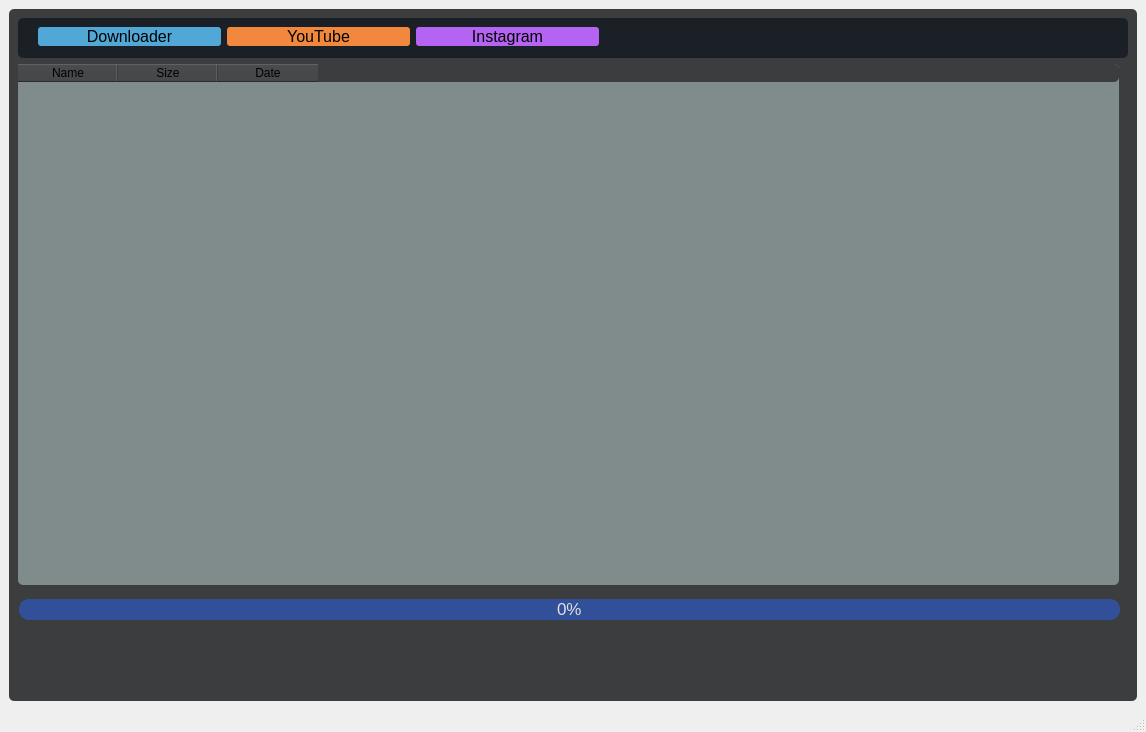
This is ui/YouTube_dl.ui in mahdi9925/YouTube-downloader as Qt 5 draws it before an edit. The edited form follows.
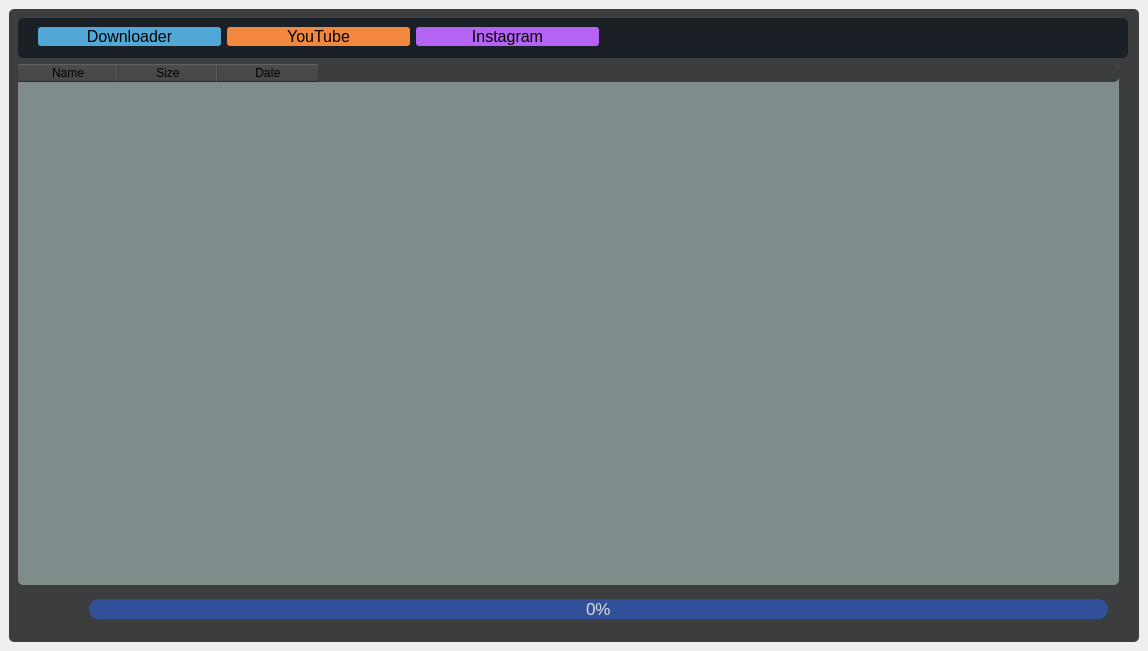
This is the edited form. Icons and pictures are not drawn.

Commit message: change stylesheet QComboBox and change window size and so on

Patch:
```diff
--- a/ui/YouTube_dl.ui
+++ b/ui/YouTube_dl.ui
@@ -6,13 +6,18 @@
    <rect>
     <x>0</x>
     <y>0</y>
-    <width>1146</width>
-    <height>732</height>
+    <width>1148</width>
+    <height>651</height>
    </rect>
   </property>
   <property name="windowTitle">
    <string>YouTube Downloader</string>
   </property>
+  <property name="styleSheet">
+   <string notr="true">QMainWindow{
+	border-radius: 20px;
+}</string>
+  </property>
   <widget class="QWidget" name="centralwidget">
    <layout class="QVBoxLayout" name="verticalLayout_2">
     <item>
@@ -169,47 +174,19 @@
         </property>
        </column>
       </widget>
-      <widget class="QProgressBar" name="prog_bar">
-       <property name="geometry">
-        <rect>
-         <x>10</x>
-         <y>590</y>
-         <width>1101</width>
-         <height>21</height>
-        </rect>
-       </property>
-       <property name="styleSheet">
-        <string notr="true">QProgressBar {
-	color :#e1e1e1;
-	font-size : 17px;
-	border-style : none;
-	border-radius: 10px;
-	background-color : #325099;
-	text-align: center;
-}
-
-QProgressBar::chunk {
-	border-radius : 10px;
-	background-color: qlineargradient(spread:pad, x1:0.193, y1:0.346591, x2:0.79, y2:0.71, stop:0 rgba(77, 83, 		198, 255), stop:1 rgba(23, 197, 23, 255));
-}</string>
-       </property>
-       <property name="value">
-        <number>0</number>
-       </property>
-      </widget>
       <widget class="QFrame" name="frame_3">
        <property name="geometry">
         <rect>
-         <x>9</x>
-         <y>620</y>
-         <width>72</width>
+         <x>10</x>
+         <y>580</y>
+         <width>61</width>
          <height>51</height>
         </rect>
        </property>
        <property name="maximumSize">
         <size>
          <width>16777215</width>
-         <height>51</height>
+         <height>60</height>
         </size>
        </property>
        <property name="frameShape">
@@ -221,10 +198,10 @@
        <widget class="QPushButton" name="add_btn">
         <property name="geometry">
          <rect>
-          <x>10</x>
-          <y>10</y>
+          <x>0</x>
+          <y>0</y>
           <width>54</width>
-          <height>33</height>
+          <height>50</height>
          </rect>
         </property>
         <property name="maximumSize">
@@ -260,7 +237,7 @@
         </property>
        </widget>
       </widget>
-      <widget class="QWidget" name="">
+      <widget class="QWidget" name="layoutWidget">
        <property name="geometry">
         <rect>
          <x>0</x>
@@ -331,13 +308,13 @@
         </item>
        </layout>
       </widget>
-      <widget class="QWidget" name="">
+      <widget class="QWidget" name="layoutWidget">
        <property name="geometry">
         <rect>
          <x>13</x>
          <y>750</y>
-         <width>561</width>
-         <height>32</height>
+         <width>671</width>
+         <height>33</height>
         </rect>
        </property>
        <layout class="QHBoxLayout" name="horizontalLayout_2">
@@ -384,21 +361,44 @@
         </item>
        </layout>
       </widget>
+      <widget class="QProgressBar" name="prog_bar">
+       <property name="geometry">
+        <rect>
+         <x>80</x>
+         <y>590</y>
+         <width>1019</width>
+         <height>20</height>
+        </rect>
+       </property>
+       <property name="maximumSize">
+        <size>
+         <width>16777215</width>
+         <height>20</height>
+        </size>
+       </property>
+       <property name="styleSheet">
+        <string notr="true">QProgressBar {
+	color :#e1e1e1;
+	font-size : 17px;
+	border-style : none;
+	border-radius: 10px;
+	background-color : #325099;
+	text-align: center;
+}
+
+QProgressBar::chunk {
+	border-radius : 10px;
+	background-color: qlineargradient(spread:pad, x1:0.193, y1:0.346591, x2:0.79, y2:0.71, stop:0 rgba(77, 83, 		198, 255), stop:1 rgba(23, 197, 23, 255));
+}</string>
+       </property>
+       <property name="value">
+        <number>0</number>
+       </property>
+      </widget>
      </widget>
     </item>
    </layout>
   </widget>
-  <widget class="QMenuBar" name="menubar">
-   <property name="geometry">
-    <rect>
-     <x>0</x>
-     <y>0</y>
-     <width>1146</width>
-     <height>24</height>
-    </rect>
-   </property>
-  </widget>
-  <widget class="QStatusBar" name="statusbar"/>
  </widget>
  <resources>
   <include location="resource-files/img.qrc"/>
```
Left out of the diff: 37 changed lines with no effect on the pictures. The commit also changes 1 other file.
